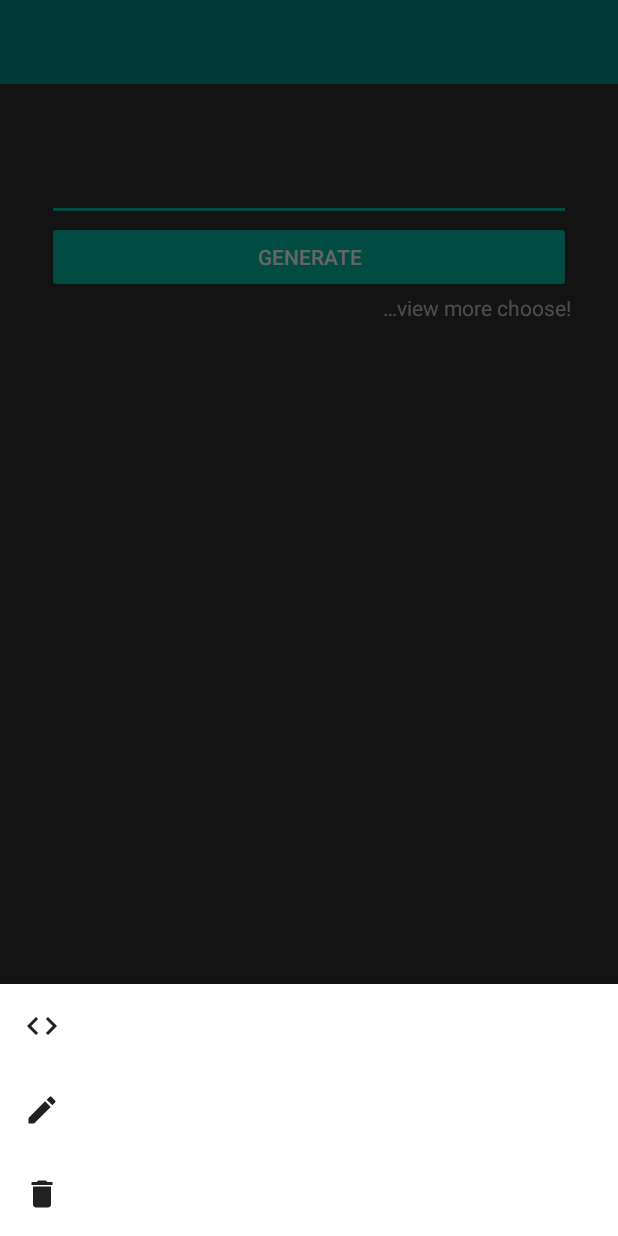
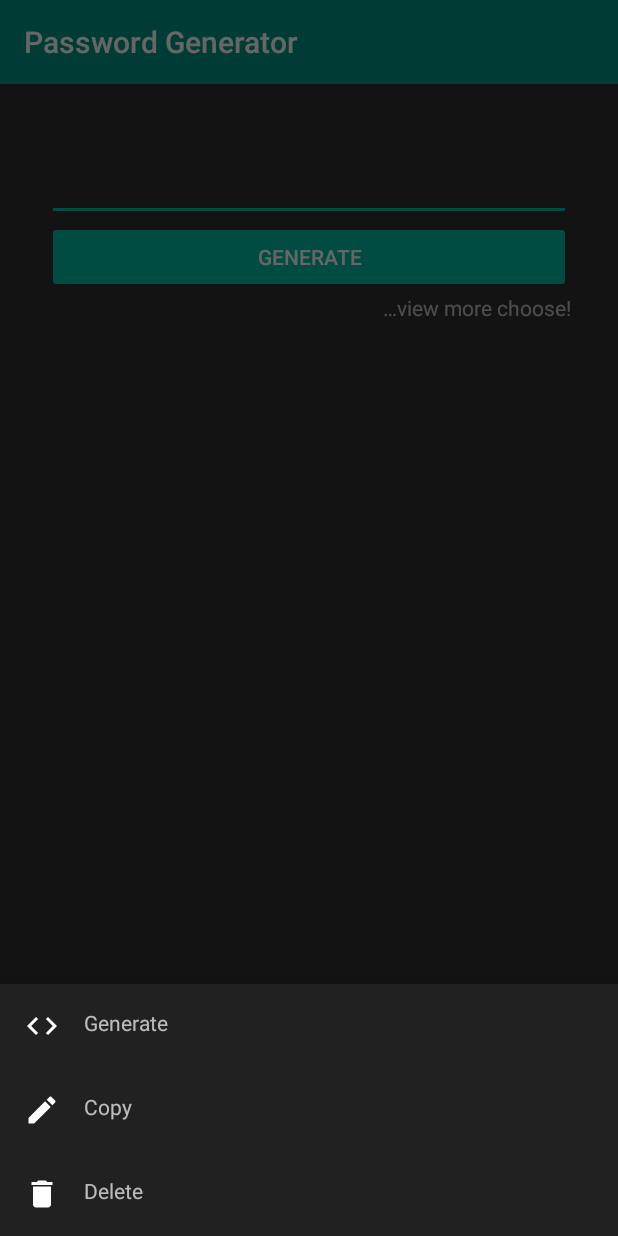
Before and after one commit to GabrieLDev23/PasswordGenerator, an Android app: the screen it shows after launch (MainActivity), after a tap on an icon or button, on a phone screen of 412 x 824 dp. Run offline under Robolectric (Android 15) with nearby library versions, the phone set to English and light mode, and no system bars; 3 statements that could not run were skipped.

Commit message:
Create BottomSheet

```diff
--- a/app/src/main/AndroidManifest.xml
+++ b/app/src/main/AndroidManifest.xml
@@ -5,12 +5,12 @@
     <application
         android:allowBackup="true"
         android:icon="@mipmap/ic_launcher"
-        android:label="@string/app_name"
+        android:label="@string/mAppName"
         android:supportsRtl="true"
         android:theme="@style/AppTheme">
         <activity
             android:name=".MainActivity"
-            android:label="@string/app_name"
+            android:label="@string/mAppName"
             android:theme="@style/AppTheme.NoActionBar">
             <intent-filter>
                 <action android:name="android.intent.action.MAIN" />
--- a/app/src/main/java/io/github/gabrieldev/passwordgenerator/MainActivity.java
+++ b/app/src/main/java/io/github/gabrieldev/passwordgenerator/MainActivity.java
@@ -1,18 +1,23 @@
 package io.github.gabrieldev.passwordgenerator;
 
+import android.content.ClipData;
+import android.content.ClipboardManager;
 import android.content.Intent;
 import android.os.Bundle;
 import android.support.design.widget.BottomSheetDialog;
 import android.support.design.widget.FloatingActionButton;
 import android.support.v7.app.AppCompatActivity;
 import android.support.v7.widget.Toolbar;
+import android.text.TextUtils;
 import android.view.View;
 import android.view.animation.Animation;
 import android.view.animation.AnimationUtils;
 import android.widget.ArrayAdapter;
 import android.widget.AutoCompleteTextView;
 import android.widget.Button;
+import android.widget.LinearLayout;
 import android.widget.TextView;
+import android.widget.Toast;
 
 public class MainActivity extends AppCompatActivity {
 
@@ -22,7 +27,10 @@ public class MainActivity extends AppCompatActivity {
     private FloatingActionButton mFabHome;
     private BottomSheetDialog mBottomSheet;
     private Animation mRotateBackward;
-    private String mPasswordGenerate;
+    private String mPasswordGenerate, mTextOfEditText;
+    private LinearLayout mGenerateBottomSheet, mCopyBottomSheet, mDeleteBottomSheet;
+    private ClipboardManager mClipboardManager;
+    private ClipData mClipData;
 
     @Override
     protected void onCreate(Bundle savedInstanceState) {
@@ -30,10 +38,14 @@ public class MainActivity extends AppCompatActivity {
         setContentView(R.layout.activity_main);
         Toolbar toolbar = (Toolbar) findViewById(R.id.toolbar);
         setSupportActionBar(toolbar);
+        mClipboardManager = (ClipboardManager) getSystemService(CLIPBOARD_SERVICE);
         mButtonGenerate = (Button) findViewById(R.id.mButtonGenerate);
         mTextViewMoreChoose = (TextView) findViewById(R.id.mTextViewMoreChoose);
         mEditTextPassword = (AutoCompleteTextView) findViewById(R.id.mEditTextPassword);
         mFabHome = (FloatingActionButton) findViewById(R.id.mFabHome);
+        mGenerateBottomSheet = (LinearLayout) findViewById(R.id.mGenerateButtonBottomSheet);
+        mCopyBottomSheet = (LinearLayout) findViewById(R.id.mCopyButtonBottomSheet);
+        mDeleteBottomSheet = (LinearLayout) findViewById(R.id.mDeleteButtonBottomSheet);
 
         mRotateBackward = AnimationUtils.loadAnimation(getApplicationContext(),R.anim.rotate_backward);
 
@@ -44,6 +56,32 @@ public class MainActivity extends AppCompatActivity {
         ArrayAdapter<String> mAdapter = new ArrayAdapter<String>(this, android.R.layout.simple_dropdown_item_1line, new String[] {mPasswordGenerate});
         mEditTextPassword.setAdapter(mAdapter);
 
+        mGenerateBottomSheet.setOnClickListener(new View.OnClickListener() {
+            @Override
+            public void onClick(View v) {
+                mBottomSheet.dismiss();
+            }
+        });
+        mCopyBottomSheet.setOnClickListener(new View.OnClickListener() {
+            @Override
+            public void onClick(View v) {
+                mTextOfEditText = mEditTextPassword.getText().toString().trim();
+                if (TextUtils.isEmpty(mTextOfEditText)) {
+                    Toast.makeText(MainActivity.this, R.string.mStringPasswordEmpty, Toast.LENGTH_SHORT).show();
+                } else {
+                    mClipData.newPlainText("",mTextOfEditText);
+                    mClipboardManager.setPrimaryClip(mClipData);
+                }
+                mBottomSheet.dismiss();
+            }
+        });
+        mDeleteBottomSheet.setOnClickListener(new View.OnClickListener() {
+            @Override
+            public void onClick(View v) {
+                mEditTextPassword.setText("");
+                mBottomSheet.dismiss();
+            }
+        });
         mFabHome.setOnClickListener(new View.OnClickListener() {
             @Override
             public void onClick(View view) {
--- a/app/src/main/res/layout/bottom_sheet.xml
+++ b/app/src/main/res/layout/bottom_sheet.xml
@@ -1,22 +1,22 @@
 <?xml version="1.0" encoding="utf-8"?>
 <LinearLayout xmlns:android="http://schemas.android.com/apk/res/android"
     xmlns:app="http://schemas.android.com/apk/res-auto"
-    android:orientation="vertical"
-    android:layout_width="match_parent"
+    android:orientation="vertical" android:layout_width="match_parent"
     android:layout_height="match_parent">
 
     <LinearLayout
         android:layout_width="match_parent"
         android:padding="16dp"
         android:id="@+id/mGenerateButtonBottomSheet"
-        android:layout_height="wrap_content">
+        android:layout_height="wrap_content"
+        android:background="#212121">
 
         <ImageView
             android:layout_width="wrap_content"
             android:layout_height="wrap_content"
             app:srcCompat="@drawable/ic_code_black_24dp"
             android:layout_marginEnd="16dp"
-            android:tint="#212121" />
+            android:tint="#ffffff" />
 
         <TextView
             android:layout_width="wrap_content"
@@ -28,14 +28,15 @@
         android:layout_width="match_parent"
         android:padding="16dp"
         android:id="@+id/mCopyButtonBottomSheet"
-        android:layout_height="wrap_content">
+        android:layout_height="wrap_content"
+        android:background="#212121">
 
         <ImageView
             android:layout_width="wrap_content"
             android:layout_height="wrap_content"
             app:srcCompat="@drawable/ic_create_black_24dp"
             android:layout_marginEnd="16dp"
-            android:tint="#212121" />
+            android:tint="#ffffff" />
 
         <TextView
             android:layout_width="wrap_content"
@@ -47,14 +48,15 @@
         android:layout_width="match_parent"
         android:padding="16dp"
         android:id="@+id/mDeleteButtonBottomSheet"
-        android:layout_height="wrap_content">
+        android:layout_height="wrap_content"
+        android:background="#212121">
 
         <ImageView
             android:layout_width="wrap_content"
             android:layout_height="wrap_content"
             app:srcCompat="@drawable/ic_delete_black_24dp"
             android:layout_marginEnd="16dp"
-            android:tint="#212121" />
+            android:tint="#ffffff" />
 
         <TextView
             android:layout_width="wrap_content"
--- a/app/src/main/res/values/strings.xml
+++ b/app/src/main/res/values/strings.xml
@@ -4,4 +4,5 @@
     <string name="mStringViewMore">&#8230;view more choose!</string>
     <string name="mStringCopy">Copy</string>
     <string name="mStringDelete">Delete</string>
+    <string name="mStringPasswordEmpty">There is no password to copy</string>
 </resources>
```
